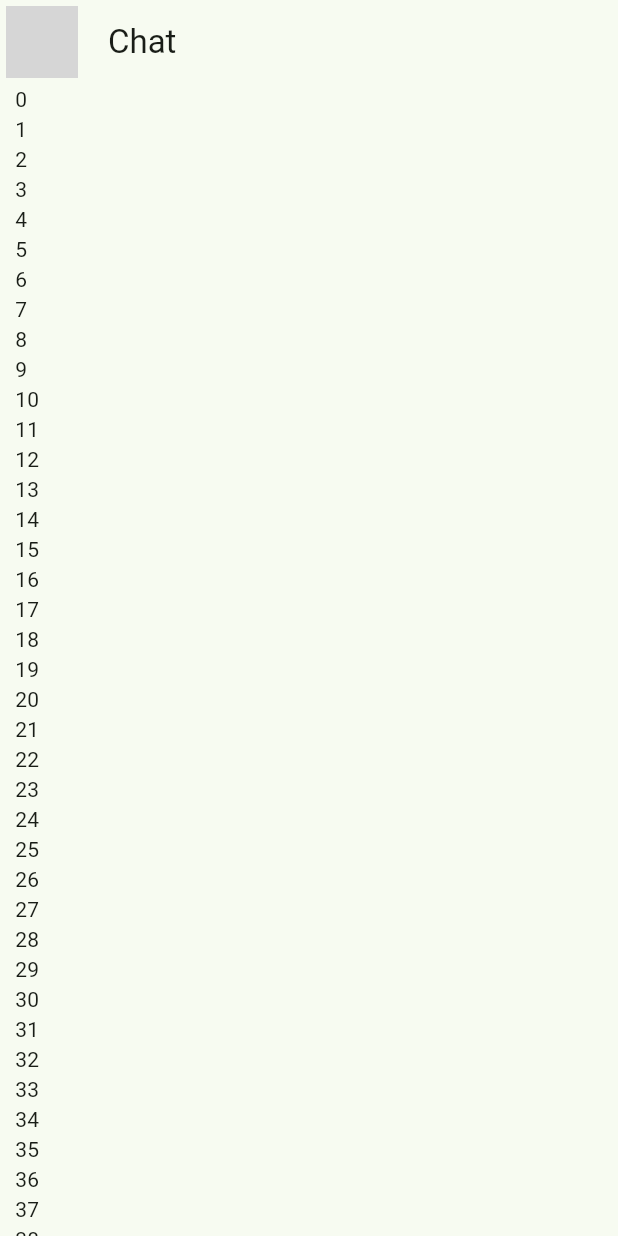
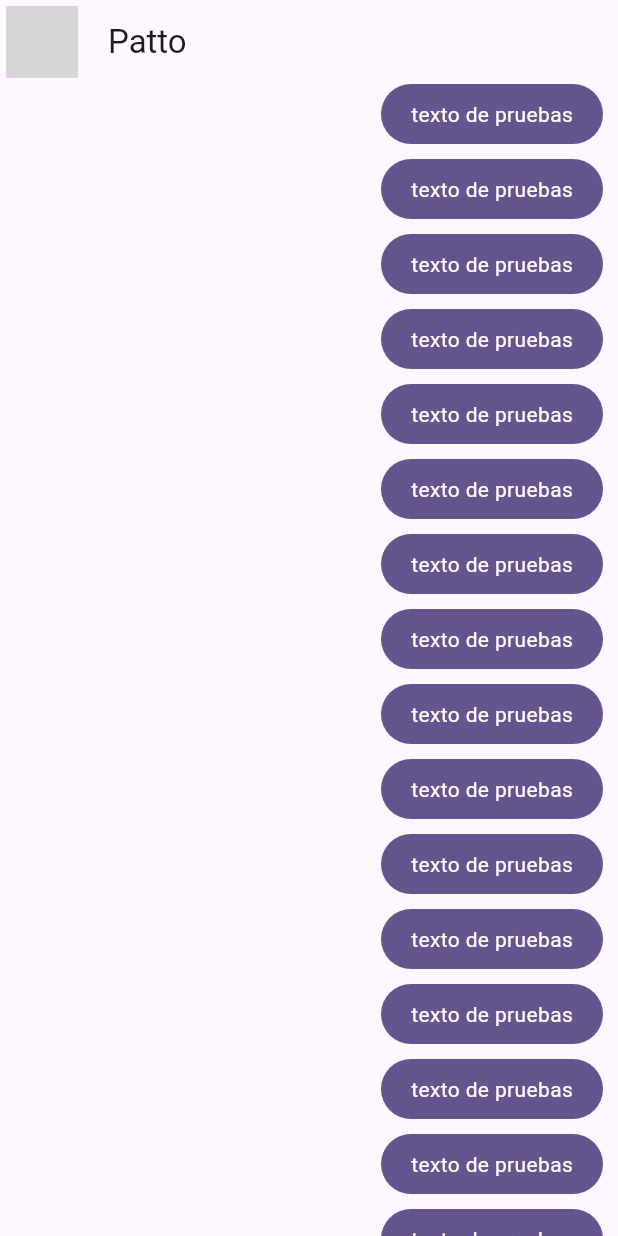
Before and after one commit to pattopilco/yes_no_app, a Flutter app: the screen it shows after launch, on a phone screen of 412 x 824 dp. Run offline on Flutter 3.47's test engine with Material 2 defaults, Android fonts, the phone set to English and light mode, and no system bars; network calls fail; grey boxes are pictures that could not be loaded.

Commit message:
burbuja de chat

```diff
--- a/lib/main.dart
+++ b/lib/main.dart
@@ -1,5 +1,5 @@
 import 'package:flutter/material.dart';
-import 'package:yes_no_app/presentation/chat/chat_screen.dart';
+import 'package:yes_no_app/presentation/screens/chat/chat_screen.dart';
 
 import 'config/theme/app_theme.dart';
 
@@ -15,7 +15,7 @@ class MyApp extends StatelessWidget {
     return MaterialApp(
         title: 'Material App',
         debugShowCheckedModeBanner: false,
-        theme: AppTheme(selectedColor: 3).theme(),
+        theme: AppTheme(selectedColor: 0).theme(),
         home: const ChatScreen());
   }
 }
--- a/lib/presentation/chat/chat_screen.dart
+++ b/lib/presentation/screens/chat/chat_screen.dart
@@ -1,4 +1,6 @@
 import 'package:flutter/material.dart';
+
+import '../../widgets/chat/my_message_bubble.dart';
 
 class ChatScreen extends StatelessWidget {
   const ChatScreen({super.key});
@@ -14,7 +16,7 @@ class ChatScreen extends StatelessWidget {
                 NetworkImage('https://unavatar.io/telegram/pattopilco'),
           ),
         ),
-        title: const Text('Chat'),
+        title: const Text('Patto'),
         centerTitle: false,
       ),
       body: _ChatView(),
@@ -38,7 +40,7 @@ class _ChatView extends StatelessWidget {
                 child: ListView.builder(
                     itemCount: 100,
                     itemBuilder: (context, index) {
-                      return Text('$index');
+                      return MyMessageBubble();
                     })),
           ],
         ),
--- /dev/null
+++ b/lib/presentation/widgets/chat/my_message_bubble.dart
@@ -0,0 +1,28 @@
+import 'package:flutter/material.dart';
+
+class MyMessageBubble extends StatelessWidget {
+  const MyMessageBubble({super.key});
+
+  @override
+  Widget build(BuildContext context) {
+    final colors = Theme.of(context).colorScheme;
+
+    return Column(
+      crossAxisAlignment: CrossAxisAlignment.end,
+      children: [
+        Container(
+          decoration: BoxDecoration(
+            color: colors.primary,
+            borderRadius: BorderRadius.circular(20),
+          ),
+          child: const Padding(
+            padding: EdgeInsets.symmetric(horizontal: 20, vertical: 10),
+            child:
+                Text('texto de pruebas', style: TextStyle(color: Colors.white)),
+          ),
+        ),
+        const SizedBox(height: 10)
+      ],
+    );
+  }
+}
```
